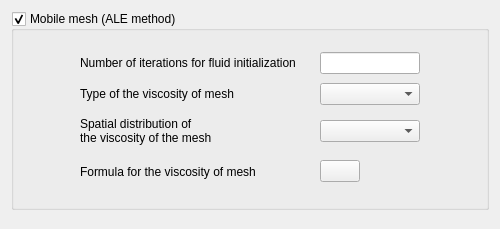
Qt form gui/Pages/MobileMeshForm.ui (code-saturne/code_saturne) before a commit.
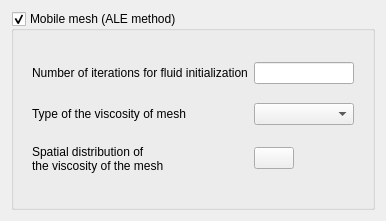
The same form after that commit. Icons and pictures are not drawn.

Commit message: use MEI only for deformable mesh and control access view

```diff
--- a/gui/Pages/MobileMeshForm.ui
+++ b/gui/Pages/MobileMeshForm.ui
@@ -1,12 +1,12 @@
 <ui version="4.0" >
  <class>MobileMeshForm</class>
- <widget class="QWidget" name="MobileMeshForm" >
-  <property name="geometry" >
+ <widget class="QWidget" name="MobileMeshForm">
+  <property name="geometry">
    <rect>
     <x>0</x>
     <y>0</y>
-    <width>500</width>
-    <height>229</height>
+    <width>382</width>
+    <height>197</height>
    </rect>
   </property>
   <property name="windowTitle" >
@@ -147,35 +147,12 @@
              </property>
             </widget>
            </item>
-           <item row="2" column="1" >
-            <spacer>
-             <property name="orientation" >
+           <item row="2" column="1">
+            <spacer name="horizontalSpacer">
+             <property name="orientation">
               <enum>Qt::Horizontal</enum>
              </property>
-             <property name="sizeHint" stdset="0" >
-              <size>
-               <width>13</width>
-               <height>34</height>
-              </size>
-             </property>
-            </spacer>
-           </item>
-           <item row="2" column="2" colspan="2" >
-            <widget class="QComboBox" name="comboBoxMEI" />
-           </item>
-           <item row="3" column="0" >
-            <widget class="QLabel" name="label" >
-             <property name="text" >
-              <string>Formula for the viscosity of mesh</string>
-             </property>
-            </widget>
-           </item>
-           <item row="3" column="1" >
-            <spacer name="horizontalSpacer" >
-             <property name="orientation" >
-              <enum>Qt::Horizontal</enum>
-             </property>
-             <property name="sizeHint" stdset="0" >
+             <property name="sizeHint" stdset="0">
               <size>
                <width>18</width>
                <height>29</height>
@@ -183,9 +160,9 @@
              </property>
             </spacer>
            </item>
-           <item row="3" column="2" >
-            <widget class="QPushButton" name="pushButtonFormula" >
-             <property name="text" >
+           <item row="2" column="2">
+            <widget class="QPushButton" name="pushButtonFormula">
+             <property name="text">
               <string/>
              </property>
              <property name="icon" >
@@ -200,9 +177,9 @@
              </property>
             </widget>
            </item>
-           <item row="3" column="3" >
-            <spacer name="horizontalSpacer_2" >
-             <property name="orientation" >
+           <item row="2" column="3">
+            <spacer name="horizontalSpacer_2">
+             <property name="orientation">
               <enum>Qt::Horizontal</enum>
              </property>
              <property name="sizeHint" stdset="0" >
@@ -217,10 +194,10 @@
          </item>
          <item>
           <spacer>
-           <property name="orientation" >
+           <property name="orientation">
             <enum>Qt::Horizontal</enum>
            </property>
-           <property name="sizeHint" stdset="0" >
+           <property name="sizeHint" stdset="0">
             <size>
              <width>10</width>
              <height>140</height>
```
Left out of the diff: 112 changed lines with no effect on the pictures. The commit also changes 5 other files.
